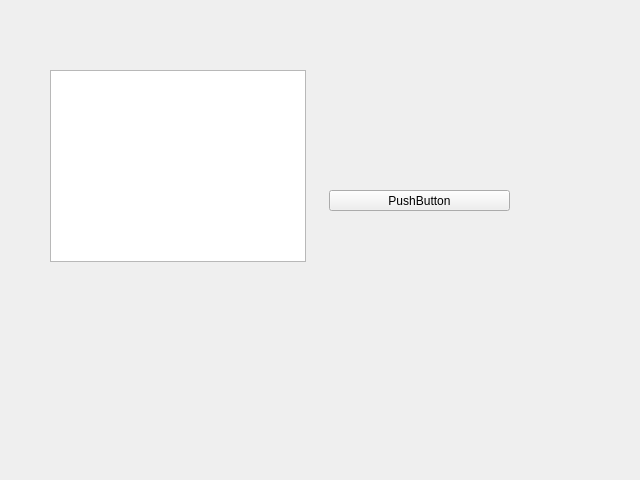
First picture: the form in spheroid_selector.ui, repository grexai/SpheroidPicker-2, before the edit.
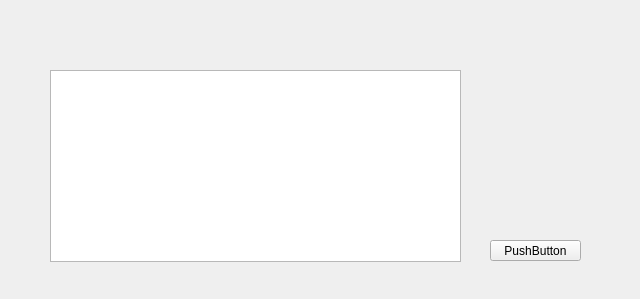
Second picture: the form after the edit.

The edit to the form file:
```diff
--- a/spheroid_selector.ui
+++ b/spheroid_selector.ui
@@ -7,7 +7,7 @@
     <x>0</x>
     <y>0</y>
     <width>640</width>
-    <height>480</height>
+    <height>299</height>
    </rect>
   </property>
   <property name="windowTitle">
@@ -18,7 +18,7 @@
     <rect>
      <x>50</x>
      <y>70</y>
-     <width>256</width>
+     <width>411</width>
      <height>192</height>
     </rect>
    </property>
@@ -26,9 +26,9 @@
   <widget class="QPushButton" name="pushButton">
    <property name="geometry">
     <rect>
-     <x>329</x>
-     <y>190</y>
-     <width>181</width>
+     <x>490</x>
+     <y>240</y>
+     <width>91</width>
      <height>21</height>
     </rect>
    </property>
```
Left out of the diff: 2 changed lines with no effect on the pictures.
